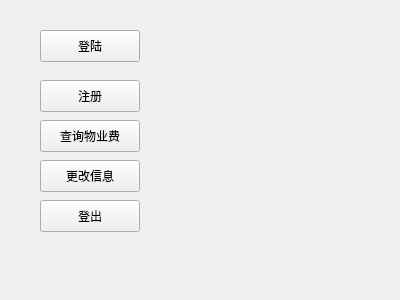
Qt form modules/UI/UI_resourse/mainwinUI.ui (kekekuli/PropertyManager) before a commit.
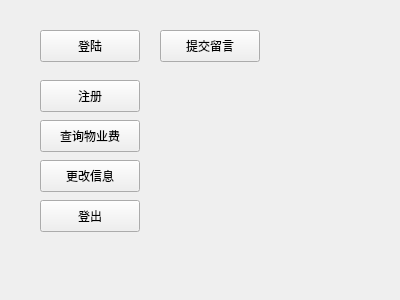
The same form after that commit.

The edit to the form file:
```diff
--- a/modules/UI/UI_resourse/mainwinUI.ui
+++ b/modules/UI/UI_resourse/mainwinUI.ui
@@ -78,6 +78,19 @@
     <string>登出</string>
    </property>
   </widget>
+  <widget class="QPushButton" name="addmsg">
+   <property name="geometry">
+    <rect>
+     <x>160</x>
+     <y>30</y>
+     <width>100</width>
+     <height>32</height>
+    </rect>
+   </property>
+   <property name="text">
+    <string>提交留言</string>
+   </property>
+  </widget>
  </widget>
  <resources/>
  <connections/>
```
